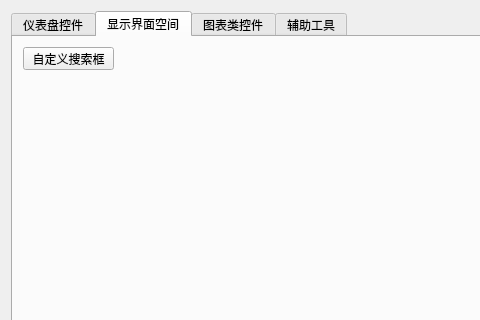
Above: Exmaple/examplewidget.ui from kevinlq/LQFramKit before the change; both pictures show x 0 to 480 and y 0 to 320 of the 656 by 578 pixel window. Below: the same form after it.
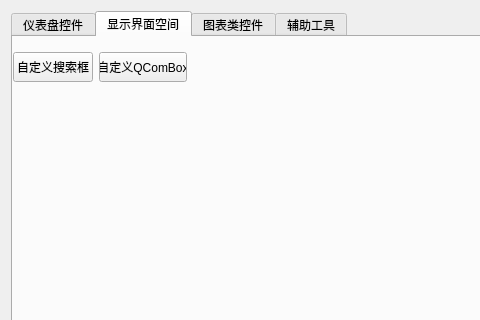
That is the form after the change. The open tabs and pages were chosen to show the change.

Commit message: 添加了自定义Combox

```diff
--- a/Exmaple/examplewidget.ui
+++ b/Exmaple/examplewidget.ui
@@ -161,18 +161,46 @@
         <attribute name="title">
          <string>显示界面空间</string>
         </attribute>
-        <widget class="QPushButton" name="pushButton_4">
+        <widget class="QWidget" name="horizontalLayoutWidget_4">
          <property name="geometry">
           <rect>
-           <x>10</x>
-           <y>10</y>
-           <width>91</width>
-           <height>23</height>
+           <x>0</x>
+           <y>0</y>
+           <width>174</width>
+           <height>61</height>
           </rect>
          </property>
-         <property name="text">
-          <string>自定义搜索框</string>
-         </property>
+         <layout class="QHBoxLayout" name="horizontalLayout_5">
+          <item>
+           <widget class="QPushButton" name="pushButton_4">
+            <property name="minimumSize">
+             <size>
+              <width>0</width>
+              <height>30</height>
+             </size>
+            </property>
+            <property name="text">
+             <string>自定义搜索框</string>
+            </property>
+           </widget>
+          </item>
+          <item>
+           <widget class="QPushButton" name="pushButton_12">
+            <property name="minimumSize">
+             <size>
+              <width>0</width>
+              <height>30</height>
+             </size>
+            </property>
+            <property name="styleSheet">
+             <string notr="true"/>
+            </property>
+            <property name="text">
+             <string>自定义QComBox</string>
+            </property>
+           </widget>
+          </item>
+         </layout>
         </widget>
        </widget>
        <widget class="QWidget" name="tab_3">
```
Left out of the diff: 2 changed lines with no effect on the pictures. The commit also changes 11 other files.
